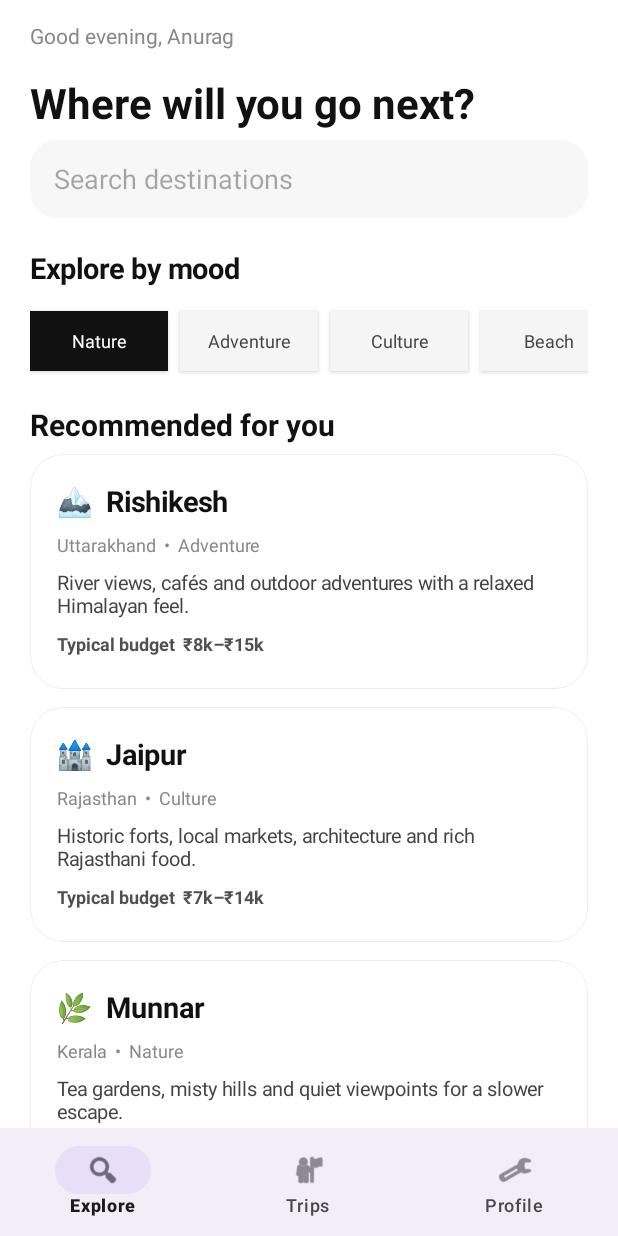
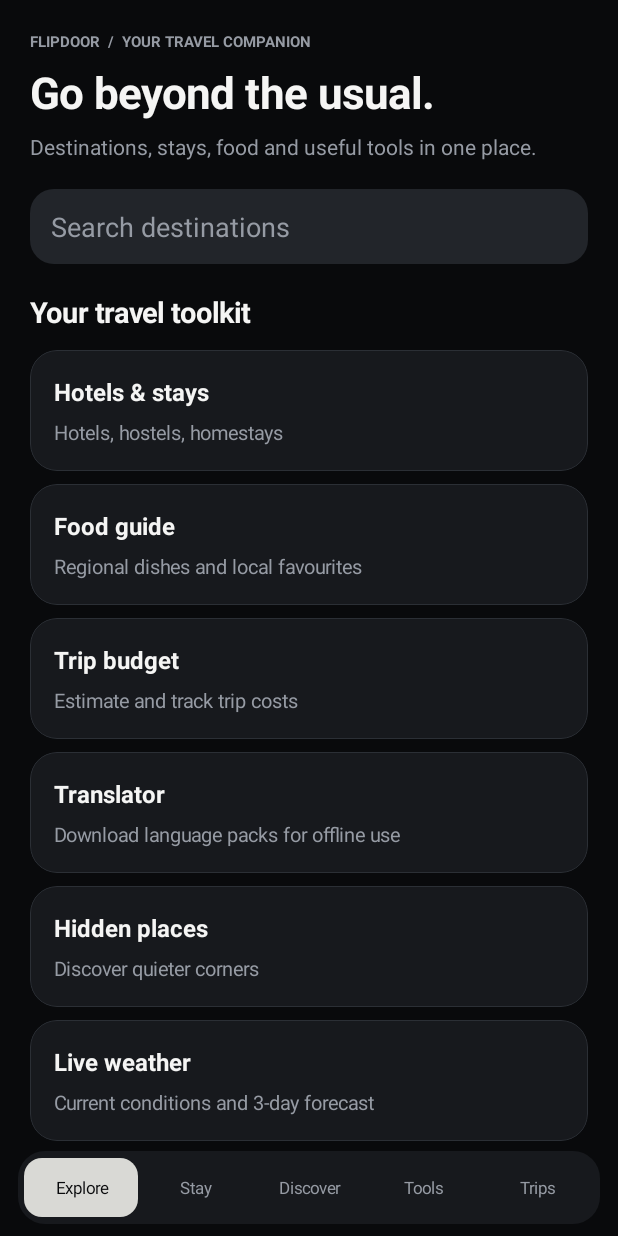
Before and after one commit to anuragrajpandey/SmartTravel, an Android app: the screen it shows after launch (MainActivity), on a phone screen of 412 x 824 dp. Run offline under Robolectric (Android 15) with nearby library versions, the phone set to English and light mode, and no system bars; libraries missing offline, so code that uses them is left out: com.google.mlkit.common, com.google.mlkit.nl.

Commit message:
Build FlipDoor travel app foundation
Merge initial FlipDoor app foundation and manual Android APK workflow into main.

```diff
--- a/app/src/main/java/com/anuragrajpandey/smarttravel/MainActivity.kt
+++ b/app/src/main/java/com/anuragrajpandey/smarttravel/MainActivity.kt
@@ -1,235 +1,144 @@
 package com.anuragrajpandey.smarttravel
 
 import android.graphics.Color
+import android.graphics.Typeface
+import android.graphics.drawable.GradientDrawable
 import android.os.Bundle
-import android.view.View
-import android.view.ViewGroup
+import android.view.Gravity
 import android.widget.*
 import androidx.appcompat.app.AppCompatActivity
 import com.google.android.material.card.MaterialCardView
-import com.google.android.material.bottomnavigation.BottomNavigationView
+import com.google.mlkit.common.model.DownloadConditions
+import com.google.mlkit.nl.translate.TranslateLanguage
+import com.google.mlkit.nl.translate.Translation
+import com.google.mlkit.nl.translate.Translator
+import com.google.mlkit.nl.translate.TranslatorOptions
+import org.json.JSONObject
+import java.net.URL
+import java.net.URLEncoder
+import java.util.Locale
+import kotlin.concurrent.thread
 
-data class Destination(
-    val name: String, val place: String, val tag: String,
-    val budget: String, val description: String, val emoji: String
+private const val BG=0xFF090A0C.toInt()
+private const val PANEL=0xFF17191D.toInt()
+private const val FG=0xFFF5F5F4.toInt()
+private const val MUTED=0xFF969BA4.toInt()
+private const val ACCENT=0xFFD9D9D5.toInt()
+private const val BORDER=0xFF2B2F35.toInt()
+data class Destination(val name:String,val region:String,val mood:String,val budget:String,val detail:String)
+
+class MainActivity:AppCompatActivity(){
+ private lateinit var content:LinearLayout
+ private val prefs by lazy{getSharedPreferences("flipdoor",MODE_PRIVATE)}
+ private var translator:Translator?=null
+ private val places=listOf(
+  Destination("Rishikesh","Uttarakhand","Adventure","₹8k–₹15k","River trails, cafés and Himalayan foothills."),
+  Destination("Jaipur","Rajasthan","Culture","₹7k–₹14k","Historic forts, old-city lanes and regional food."),
+  Destination("Munnar","Kerala","Nature","₹10k–₹18k","Tea gardens, misty roads and quiet viewpoints."),
+  Destination("Pondicherry","Tamil Nadu","Coast","₹8k–₹16k","Seafront walks, heritage streets and cafés."),
+  Destination("Ziro Valley","Arunachal Pradesh","Hidden gem","₹12k–₹20k","Green valleys and Apatani culture. Check permits."),
+  Destination("Gokarna","Karnataka","Coast","₹7k–₹13k","Quiet beaches and cliffside trails.")
  )
-
-class MainActivity : AppCompatActivity() {
-    private val destinations = listOf(
-        Destination("Rishikesh", "Uttarakhand", "Adventure", "₹8k–₹15k", "River views, cafés and outdoor adventures with a relaxed Himalayan feel.", "🏔️"),
-        Destination("Jaipur", "Rajasthan", "Culture", "₹7k–₹14k", "Historic forts, local markets, architecture and rich Rajasthani food.", "🏰"),
-        Destination("Munnar", "Kerala", "Nature", "₹10k–₹18k", "Tea gardens, misty hills and quiet viewpoints for a slower escape.", "🌿"),
-        Destination("Pondicherry", "Tamil Nadu", "Beach", "₹8k–₹16k", "A calm coastal break with cafés, heritage streets and seaside walks.", "🌊")
-    )
-    private lateinit var content: LinearLayout
-    private var selectedTab = 0
-
-    override fun onCreate(savedInstanceState: Bundle?) {
-        super.onCreate(savedInstanceState)
-        window.statusBarColor = Color.WHITE
-        window.navigationBarColor = Color.WHITE
-        window.decorView.systemUiVisibility = View.SYSTEM_UI_FLAG_LIGHT_STATUS_BAR
-        showHome()
+ private val langs=listOf("English","Hindi","Spanish","French","German","Japanese","Korean","Arabic","Portuguese","Russian","Chinese")
+ private val tags=listOf("en","hi","es","fr","de","ja","ko","ar","pt","ru","zh")
+ override fun onCreate(savedInstanceState:Bundle?){super.onCreate(savedInstanceState);window.statusBarColor=BG;window.navigationBarColor=BG;show("Explore")}
+ override fun onDestroy(){translator?.close();super.onDestroy()}
+ private fun dp(v:Int)=(v*resources.displayMetrics.density).toInt()
+ private fun shape(c:Int,r:Int=16)=GradientDrawable().apply{setColor(c);cornerRadius=dp(r).toFloat()}
+ private fun txt(s:String,n:Int=14,c:Int=FG,b:Boolean=false)=TextView(this).apply{text=s;textSize=n.toFloat();setTextColor(c);if(b)setTypeface(typeface,Typeface.BOLD);setPadding(0,dp(3),0,dp(5))}
+ private fun btn(s:String,primary:Boolean=false,click:()->Unit)=TextView(this).apply{text=s;gravity=Gravity.CENTER;textSize=14f;setTextColor(if(primary)BG else FG);setTypeface(typeface,Typeface.BOLD);background=shape(if(primary)ACCENT else 0xFF24272C.toInt(),14);setPadding(dp(14),dp(13),dp(14),dp(13));setOnClickListener{click()}}
+ private fun heading(k:String,t:String,d:String){content.addView(txt("FLIPDOOR  /  "+k,10,MUTED,true));content.addView(txt(t,29,FG,true));content.addView(txt(d,14,MUTED))}
+ private fun section(s:String){content.addView(txt(s,19,FG,true),LinearLayout.LayoutParams(-1,-2).apply{topMargin=dp(16);bottomMargin=dp(8)})}
+ private fun tile(t:String,d:String,click:(()->Unit)?=null){
+  val c=MaterialCardView(this).apply{radius=dp(18).toFloat();cardElevation=0f;setCardBackgroundColor(PANEL);strokeWidth=dp(1);strokeColor=BORDER;if(click!=null)setOnClickListener{click()}}
+  val box=LinearLayout(this).apply{orientation=1;setPadding(dp(16),dp(14),dp(16),dp(12))}
+  box.addView(txt(t,16,FG,true));box.addView(txt(d,13,MUTED));c.addView(box);content.addView(c,LinearLayout.LayoutParams(-1,-2).apply{bottomMargin=dp(9)})
  }
-
-    private fun baseLayout(): LinearLayout {
-        val root = LinearLayout(this).apply {
-            orientation = LinearLayout.VERTICAL
-            setBackgroundColor(Color.WHITE)
+ private fun show(tab:String){
+  val root=LinearLayout(this).apply{orientation=1;setBackgroundColor(BG)}
+  val scroll=ScrollView(this)
+  content=LinearLayout(this).apply{orientation=1;setPadding(dp(20),dp(18),dp(20),dp(22))}
+  scroll.addView(content);root.addView(scroll,LinearLayout.LayoutParams(-1,0,1f))
+  val nav=LinearLayout(this).apply{gravity=Gravity.CENTER;background=shape(PANEL,18);setPadding(dp(4),dp(5),dp(4),dp(5))}
+  listOf("Explore","Stay","Discover","Tools","Trips").forEach{n->
+   val v=TextView(this).apply{text=n;textSize=11f;gravity=Gravity.CENTER;setTextColor(if(n==tab)BG else MUTED);background=shape(if(n==tab)ACCENT else Color.TRANSPARENT,12);setPadding(dp(7),dp(12),dp(7),dp(12));setOnClickListener{show(n)}}
+   nav.addView(v,LinearLayout.LayoutParams(0,-2,1f))
   }
-        content = LinearLayout(this).apply {
-            orientation = LinearLayout.VERTICAL
-            setPadding(dp(20), dp(12), dp(20), dp(12))
+  root.addView(nav,LinearLayout.LayoutParams(-1,-2).apply{setMargins(dp(12),dp(5),dp(12),dp(8))});setContentView(root)
+  when(tab){"Explore"->explore();"Stay"->stay();"Discover"->discover();"Tools"->tools();else->trips()}
  }
-        root.addView(ScrollView(this).apply {
-            isFillViewport = true
-            addView(content, ViewGroup.LayoutParams(-1, -1))
-        }, LinearLayout.LayoutParams(-1, 0, 1f))
-        root.addView(bottomNav(), LinearLayout.LayoutParams(-1, dp(72)))
-        return root
+ private fun explore(){
+  heading("YOUR TRAVEL COMPANION","Go beyond the usual.","Destinations, stays, food and useful tools in one place.")
+  val q=EditText(this).apply{hint="Search destinations";setHintTextColor(MUTED);setTextColor(FG);background=shape(0xFF22252A.toInt());setPadding(dp(14),dp(10),dp(14),dp(10))}
+  content.addView(q,LinearLayout.LayoutParams(-1,dp(50)).apply{topMargin=dp(14)})
+  q.setOnEditorActionListener{_,_,_->val s=q.text.toString();if(s.isNotBlank())destination(places.firstOrNull{it.name.contains(s,true)}?:Destination(s,"Explore","Destination","Varies","Discover stays, food and experiences around "+s));true}
+  section("Your travel toolkit")
+  tile("Hotels & stays","Hotels, hostels, homestays"){show("Stay")}
+  tile("Food guide","Regional dishes and local favourites"){food()}
+  tile("Trip budget","Estimate and track trip costs"){budget()}
+  tile("Translator","Download language packs for offline use"){translate()}
+  tile("Hidden places","Discover quieter corners"){show("Discover")}
+  tile("Live weather","Current conditions and 3-day forecast"){weather()}
+  tile("Map preview","Mock map, API integration planned"){mapPreview()}
+  section("Places to start")
+  places.take(4).forEach{p->tile(p.name,p.region+" · "+p.mood+" · "+p.budget){destination(p)}}
  }
-
-    private fun bottomNav(): BottomNavigationView = BottomNavigationView(this).apply {
-        menu.add(0, 1, 0, "Explore").setIcon(android.R.drawable.ic_menu_search)
-        menu.add(0, 2, 1, "Trips").setIcon(android.R.drawable.ic_menu_myplaces)
-        menu.add(0, 3, 2, "Profile").setIcon(android.R.drawable.ic_menu_manage)
-        selectedItemId = selectedTab + 1
-        setOnItemSelectedListener { item ->
-            selectedTab = item.itemId - 1
-            when (item.itemId) {
-                1 -> showHome()
-                2 -> showTrips()
-                3 -> showProfile()
+ private fun stay(){heading("STAYS","Find your kind of stay.","Explore stay styles. Live booking availability is not connected.");listOf("Boutique hotels","Hostels","Homestays","Resorts & retreats").forEach{tile(it,"Sample category · connect booking inventory for live prices")};section("Popular stay areas");listOf("Jaipur · Pink City","Rishikesh · Tapovan","Goa · Anjuna","Munnar · Chithirapuram").forEach{tile(it,"Area guide · sample content")}}
+ private fun discover(){heading("DISCOVER","Take the quieter road.","Little-known places and slower experiences.");places.filter{it.mood=="Hidden gem"||it.name=="Gokarna"}.plus(Destination("Chopta","Uttarakhand","Mountain escape","₹6k–₹11k","Alpine meadows and the Tungnath trail.")).plus(Destination("Majuli","Assam","River island","₹8k–₹14k","Satras, river landscapes and local crafts.")).forEach{p->tile(p.name,p.region+" · "+p.budget+"\n"+p.detail){destination(p)}}}
+ private fun destination(p:Destination){content.removeAllViews();heading("DESTINATION",p.name,p.region+" · "+p.mood);section("The feel");tile("Why go",p.detail);tile("Typical trip budget",p.budget);tile("Stay ideas","Hotels, hostels and homestays"){show("Stay")};tile("Local food","Regional food guide"){food()};tile("Weather","Check conditions before travelling"){weather()};content.addView(btn("Save to My Trips",true){prefs.edit().putString("saved",p.name).apply();Toast.makeText(this,"Saved "+p.name,Toast.LENGTH_SHORT).show()},LinearLayout.LayoutParams(-1,dp(50)))}
+ private fun food(){content.removeAllViews();heading("FOOD","Taste the destination.","Regional favourites to try.");listOf("Rajasthan · Dal baati churma, pyaaz kachori","Uttarakhand · Kafuli, aloo ke gutke","Kerala · Appam, puttu and kadala curry","Tamil Nadu · Dosa, pongal and filter coffee","Karnataka · Bisi bele bath, neer dosa").forEach{tile(it,"Regional food guide · sample suggestions")}}
+ private fun tools(){heading("TOOLS","Travel lighter.","Utilities for the road.");tile("Trip budget","Estimate trip costs"){budget()};tile("Translator","Downloadable offline language models"){translate()};tile("Live weather","Current conditions and forecast"){weather()};tile("Map preview","Mock map ready for later API integration"){mapPreview()}}
+ private fun budget(){
+  content.removeAllViews();heading("BUDGET PLANNER","Know your numbers.","Estimate trip costs. Your entries stay on this device.")
+  val f=listOf("Days","Travellers","Stay per night (₹)","Food per person / day (₹)","Transport total (₹)","Activities & extras (₹)").map{hint->EditText(this).apply{this.hint=hint;setHintTextColor(MUTED);setTextColor(FG);background=shape(0xFF22252A.toInt());setPadding(dp(12),dp(8),dp(12),dp(8))}}
+  f.forEach{content.addView(it,LinearLayout.LayoutParams(-1,dp(48)).apply{bottomMargin=dp(8)})}
+  val out=txt("Your estimate will appear here.",16,FG,true);content.addView(out)
+  content.addView(btn("Calculate budget",true){
+   val v=f.map{it.text.toString().toDoubleOrNull()?:0.0};val days=v[0].coerceAtLeast(1.0);val people=v[1].coerceAtLeast(1.0);val total=days*v[2]+days*people*v[3]+v[4]+v[5]
+   out.text="Estimated total: ₹"+ "%,.0f".format(Locale("en","IN"),total)+"\nPer traveller: ₹"+ "%,.0f".format(Locale("en","IN"),total/people);prefs.edit().putLong("budget",total.toLong()).apply()
+  },LinearLayout.LayoutParams(-1,dp(50)))
  }
-            true
+ private fun translate(){
+  content.removeAllViews();heading("TRANSLATOR","Words open doors.","Download a language model once, then translate offline.")
+  val a=Spinner(this);val b=Spinner(this);val ad=ArrayAdapter(this,android.R.layout.simple_spinner_dropdown_item,langs);a.adapter=ad;b.adapter=ad;b.setSelection(1)
+  section("From");content.addView(a);section("Translate to");content.addView(b)
+  val src=EditText(this).apply{hint="Type a phrase";setHintTextColor(MUTED);setTextColor(FG);minLines=3;background=shape(0xFF22252A.toInt());setPadding(dp(12),dp(10),dp(12),dp(10))};content.addView(src)
+  val status=txt("First use downloads the selected language model.",12,MUTED);content.addView(status)
+  val out=txt("Translation appears here.",16,FG);content.addView(out)
+  content.addView(btn("Download language & translate",true){
+   val from=TranslateLanguage.fromLanguageTag(tags[a.selectedItemPosition]);val to=TranslateLanguage.fromLanguageTag(tags[b.selectedItemPosition]);val phrase=src.text.toString().trim()
+   if(from==null||to==null||from==to||phrase.isBlank()){status.text="Choose different languages and enter a phrase.";return@btn}
+   status.text="Downloading language pack…";translator?.close();translator=Translation.getClient(TranslatorOptions.Builder().setSourceLanguage(from).setTargetLanguage(to).build())
+   translator?.downloadModelIfNeeded(DownloadConditions.Builder().build())?.addOnSuccessListener{status.text="Pack ready. Translation runs on-device.";translator?.translate(phrase)?.addOnSuccessListener{out.text=it}?.addOnFailureListener{status.text="Translation failed."}}?.addOnFailureListener{status.text="Download failed. Check internet."}
+  },LinearLayout.LayoutParams(-1,dp(52)))
+  content.addView(txt("After download, supported language pairs translate without internet. Model availability varies.",12,MUTED))
+ }
+ private fun weather(){
+  content.removeAllViews();heading("LIVE WEATHER","Check the sky ahead.","Current conditions and 3-day forecast from Open-Meteo.")
+  val city=EditText(this).apply{hint="City";setText("Mathura");setTextColor(FG);setHintTextColor(MUTED);background=shape(0xFF22252A.toInt());setPadding(dp(12),dp(10),dp(12),dp(10))};content.addView(city)
+  val out=txt("Weather has not been loaded.",15,FG);content.addView(out)
+  content.addView(btn("Get live weather",true){
+   out.text="Loading…";thread{try{
+    val g=JSONObject(URL("https://geocoding-api.open-meteo.com/v1/search?name="+URLEncoder.encode(city.text.toString(),"UTF-8")+"&count=1&language=en&format=json").readText())
+    val loc=g.optJSONArray("results")?.optJSONObject(0)?:throw Exception()
+    val d=JSONObject(URL("https://api.open-meteo.com/v1/forecast?latitude="+loc.getDouble("latitude")+"&longitude="+loc.getDouble("longitude")+"&current=temperature_2m,relative_humidity_2m,apparent_temperature,wind_speed_10m&daily=temperature_2m_max,temperature_2m_min&timezone=auto&forecast_days=3").readText())
+    val n=d.getJSONObject("current");val day=d.getJSONObject("daily")
+    val result=loc.getString("name")+"\n"+n.getDouble("temperature_2m")+"°C · Feels like "+n.getDouble("apparent_temperature")+"°C\nHumidity "+n.getInt("relative_humidity_2m")+"% · Wind "+n.getDouble("wind_speed_10m")+" km/h\n\nNext 3 days\n"+(0..2).joinToString("\n"){i->day.getJSONArray("time").getString(i)+" · "+day.getJSONArray("temperature_2m_min").getDouble(i)+"° / "+day.getJSONArray("temperature_2m_max").getDouble(i)+"°"}
+    runOnUiThread{out.text=result}
+   }catch(e:Exception){runOnUiThread{out.text="Could not load weather. Check the city and connection."}}}
+  },LinearLayout.LayoutParams(-1,dp(50)))
+  content.addView(txt("Weather data by Open-Meteo. Forecasts are estimates.",11,MUTED))
+ }
+ private fun mapPreview(){
+  content.removeAllViews();heading("MAP PREVIEW","Your route, at a glance.","Mock interface only. Live tiles, GPS and directions are not connected.")
+  val m=TextView(this).apply{text="  ·   ╲      ●\n──────╲────\n ●─────╲──●\n ·      ╲   ·\n────●──────";textSize=25f;gravity=Gravity.CENTER;setTextColor(ACCENT);background=shape(0xFF26302C.toInt(),22)}
+  content.addView(m,LinearLayout.LayoutParams(-1,dp(270)).apply{topMargin=dp(12);bottomMargin=dp(12)})
+  tile("Nearby","Hotels · Restaurants · Attractions");tile("Route planner","Multi-stop routing planned after maps API integration.")
+ }
+ private fun trips(){
+  heading("YOUR SPACE","Trips & saved places.","Keep the places and estimates you want to revisit.")
+  val saved=prefs.getString("saved",null);if(saved==null)tile("Nothing saved yet","Open a destination and tap Save to My Trips.")else tile(saved,"Saved locally on this phone.")
+  val budget=prefs.getLong("budget",-1);if(budget>=0)tile("Last budget estimate","₹"+ "%,d".format(Locale("en","IN"),budget))
+  tile("Travel checklist","Documents · Stay confirmation · Local transport · Emergency contacts")
  }
 }
-
-    private fun showHome() {
-        setContentView(baseLayout())
-        content.removeAllViews()
-        text("Good evening, Anurag", 14, Color.GRAY)
-        text("Where will you go next?", 28, Color.rgb(17,17,17), true, 8)
-
-        val search = EditText(this).apply {
-            hint = "Search destinations"
-            setSingleLine()
-            setPadding(dp(16), 0, dp(16), 0)
-            background = rounded(Color.rgb(247,247,247), 18)
-        }
-        content.addView(search, LinearLayout.LayoutParams(-1, dp(52)).apply { bottomMargin = dp(18) })
-
-        text("Explore by mood", 19, Color.rgb(17,17,17), true)
-        val chips = LinearLayout(this).apply { orientation = LinearLayout.HORIZONTAL }
-        listOf("Nature", "Adventure", "Culture", "Beach").forEachIndexed { i, label ->
-            val b = Button(this).apply {
-                text = label
-                textSize = 12f
-                isAllCaps = false
-                setTextColor(if (i == 0) Color.WHITE else Color.DKGRAY)
-                setBackgroundColor(if (i == 0) Color.rgb(17,17,17) else Color.rgb(245,245,245))
-                setPadding(dp(8), 0, dp(8), 0)
-            }
-            chips.addView(b, LinearLayout.LayoutParams(dp(92), dp(40)).apply {
-                rightMargin = dp(8); topMargin = dp(10); bottomMargin = dp(18)
-            })
-        }
-        content.addView(chips)
-
-        text("Recommended for you", 20, Color.rgb(17,17,17), true, 2)
-        destinations.take(3).forEach { addDestinationCard(it) }
-
-        val safety = MaterialCardView(this).apply {
-            radius = dp(20).toFloat()
-            setCardBackgroundColor(Color.rgb(248,248,248))
-            strokeWidth = 0
-        }
-        val safetyBox = LinearLayout(this).apply {
-            orientation = LinearLayout.VERTICAL
-            setPadding(dp(18), dp(16), dp(18), dp(16))
-        }
-        textTo(safetyBox, "Travel safety", 17, Color.rgb(17,17,17), true)
-        textTo(safetyBox, "Quick access to emergency numbers and practical safety tips.", 13, Color.GRAY, false)
-        safetyBox.addView(Button(this).apply {
-            text = "View safety guide"
-            isAllCaps = false
-            setOnClickListener { showSafety() }
-        }, LinearLayout.LayoutParams(-1, dp(44)).apply { topMargin = dp(8) })
-        safety.addView(safetyBox)
-        content.addView(safety, LinearLayout.LayoutParams(-1, -2).apply { topMargin = dp(14) })
-    }
-
-    private fun addDestinationCard(d: Destination) {
-        val card = MaterialCardView(this).apply {
-            radius = dp(22).toFloat()
-            setCardBackgroundColor(Color.WHITE)
-            strokeColor = Color.rgb(235,235,235)
-            strokeWidth = dp(1)
-            setOnClickListener { showDestination(d) }
-        }
-        val box = LinearLayout(this).apply {
-            orientation = LinearLayout.VERTICAL
-            setPadding(dp(18), dp(16), dp(18), dp(16))
-        }
-        textTo(box, "${d.emoji}  ${d.name}", 19, Color.rgb(17,17,17), true)
-        textTo(box, "${d.place}  •  ${d.tag}", 12, Color.GRAY, false)
-        textTo(box, d.description, 13, Color.DKGRAY, false)
-        textTo(box, "Typical budget  ${d.budget}", 12, Color.rgb(80,80,80), true)
-        card.addView(box)
-        content.addView(card, LinearLayout.LayoutParams(-1, -2).apply { bottomMargin = dp(12) })
-    }
-
-    private fun showDestination(d: Destination) {
-        content.removeAllViews()
-        backButton()
-        text("${d.emoji}  ${d.name}", 28, Color.rgb(17,17,17), true, 12)
-        text("${d.place}  •  ${d.tag}", 14, Color.GRAY, false, 16)
-        text(d.description, 16, Color.DKGRAY, false, 22)
-        infoCard("Budget", d.budget)
-        infoCard("Best for", "${d.tag} lovers")
-        infoCard("Starter plan", "Explore 2–3 key places, try local food and keep one flexible block.")
-        content.addView(Button(this).apply {
-            text = "Add to my trip"
-            isAllCaps = false
-            setTextColor(Color.WHITE)
-            setBackgroundColor(Color.rgb(17,17,17))
-            setOnClickListener { Toast.makeText(this@MainActivity, "Added to My Trip", Toast.LENGTH_SHORT).show() }
-        }, LinearLayout.LayoutParams(-1, dp(52)).apply { topMargin = dp(10) })
-    }
-
-    private fun showTrips() {
-        setContentView(baseLayout())
-        content.removeAllViews()
-        text("My Trips", 30, Color.rgb(17,17,17), true, 6)
-        text("Simple planning for now. Your itinerary module can grow here.", 14, Color.GRAY, false, 20)
-        infoCard("Weekend escape", "Rishikesh • 3 days • Adventure")
-        infoCard("Saved idea", "Munnar • 4 days • Nature")
-    }
-
-    private fun showProfile() {
-        setContentView(baseLayout())
-        content.removeAllViews()
-        text("Profile", 30, Color.rgb(17,17,17), true, 8)
-        infoCard("Travel preference", "Nature • Culture • Mid-range")
-        infoCard("Planning style", "Short trips with flexible time")
-        text("SmartTravel", 13, Color.GRAY, false, 28)
-        text("Version 0.1 • Android MVP", 12, Color.LTGRAY, false, 2)
-    }
-
-    private fun showSafety() {
-        content.removeAllViews()
-        backButton()
-        text("Travel Safety", 28, Color.rgb(17,17,17), true, 14)
-        infoCard("Emergency", "India: 112 for integrated emergency response. Verify local numbers before travelling.")
-        infoCard("Before you leave", "Keep ID copies, share your itinerary, check local conditions and save your accommodation details.")
-        infoCard("On the move", "Stay aware of your surroundings and use official transport or trusted providers where possible.")
-    }
-
-    private fun backButton() {
-        content.addView(Button(this).apply {
-            text = "‹  Back"
-            isAllCaps = false
-            setOnClickListener { showHome() }
-        }, LinearLayout.LayoutParams(dp(100), dp(44)))
-    }
-
-    private fun infoCard(title: String, body: String) {
-        val card = MaterialCardView(this).apply {
-            radius = dp(20).toFloat()
-            setCardBackgroundColor(Color.rgb(248,248,248))
-            strokeWidth = 0
-        }
-        val box = LinearLayout(this).apply {
-            orientation = LinearLayout.VERTICAL
-            setPadding(dp(18), dp(16), dp(18), dp(16))
-        }
-        textTo(box, title, 16, Color.rgb(17,17,17), true)
-        textTo(box, body, 14, Color.DKGRAY, false)
-        card.addView(box)
-        content.addView(card, LinearLayout.LayoutParams(-1, -2).apply { bottomMargin = dp(12) })
-    }
-
-    private fun text(value: String, size: Int, color: Int, bold: Boolean = false, top: Int = 0) {
-        textTo(content, value, size, color, bold)
-        (content.getChildAt(content.childCount - 1).layoutParams as LinearLayout.LayoutParams).topMargin = dp(top)
-    }
-
-    private fun textTo(parent: LinearLayout, value: String, size: Int, color: Int, bold: Boolean) {
-        val t = TextView(this).apply {
-            text = value
-            textSize = size.toFloat()
-            setTextColor(color)
-            setPadding(0, dp(2), 0, dp(6))
-            if (bold) setTypeface(typeface, android.graphics.Typeface.BOLD)
-        }
-        parent.addView(t, LinearLayout.LayoutParams(-1, -2))
-    }
-
-    private fun rounded(color: Int, radius: Int) =
-        android.graphics.drawable.GradientDrawable().apply {
-            setColor(color)
-            cornerRadius = dp(radius).toFloat()
-        }
-
-    private fun dp(value: Int): Int = (value * resources.displayMetrics.density).toInt()
-}
--- a/app/src/main/res/values/strings.xml
+++ b/app/src/main/res/values/strings.xml
@@ -1,4 +1 @@
-<?xml version="1.0" encoding="utf-8"?>
-<resources>
-    <string name="app_name">SmartTravel</string>
-</resources>
+<?xml version="1.0" encoding="utf-8"?><resources><string name="app_name">FlipDoor</string></resources>
--- a/app/src/main/res/values/styles.xml
+++ b/app/src/main/res/values/styles.xml
@@ -1,10 +1,8 @@
 <?xml version="1.0" encoding="utf-8"?>
-<resources>
-    <style name="Theme.SmartTravel" parent="Theme.Material3.Light.NoActionBar">
-        <item name="android:fontFamily">sans</item>
-        <item name="android:windowLightStatusBar">true</item>
-        <item name="android:statusBarColor">@android:color/white</item>
-        <item name="android:navigationBarColor">@android:color/white</item>
-        <item name="android:colorAccent">#111111</item>
-    </style>
-</resources>
+<resources><style name="Theme.SmartTravel" parent="Theme.Material3.Dark.NoActionBar">
+ <item name="android:fontFamily">sans</item><item name="android:windowLightStatusBar">false</item>
+ <item name="android:statusBarColor">#090A0C</item><item name="android:navigationBarColor">#090A0C</item>
+ <item name="android:windowBackground">#090A0C</item><item name="android:colorAccent">#D9D9D5</item>
+ <item name="colorPrimary">#D9D9D5</item><item name="colorOnPrimary">#090A0C</item>
+ <item name="colorSurface">#17191D</item><item name="colorOnSurface">#F5F5F4</item>
+</style></resources>
```
Also changed, not shown: app/build.gradle.kts (+12 -40 lines), app/src/main/AndroidManifest.xml (+4 -14 lines), 2 other files. Lines whose indentation alone changed are shown as unchanged.
